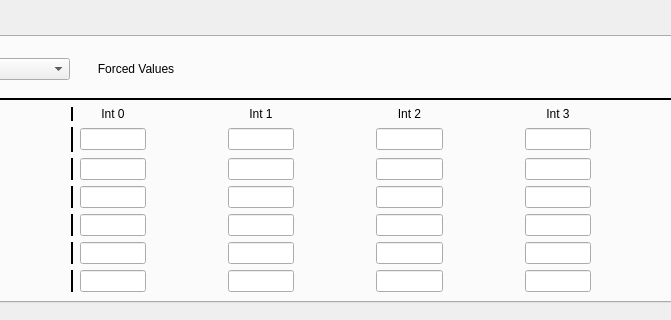
ad-build-test/pydm-mps, file mps_analog_processing.ui: the form before one commit; both pictures show x 234 to 905 and y 0 to 320 of the 1090 by 915 pixel window.
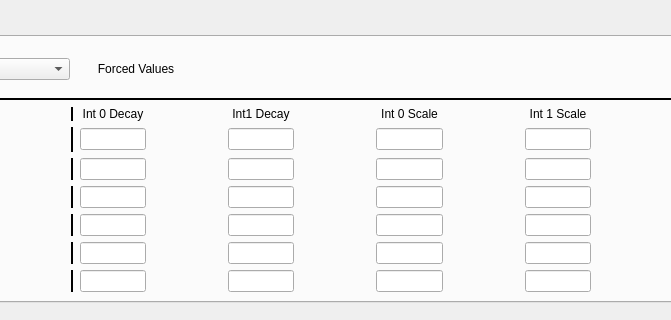
The form after the commit. Custom widgets are drawn as their Qt base class.

Diff of the .ui file:
```diff
--- a/mps_analog_processing.ui
+++ b/mps_analog_processing.ui
@@ -27,7 +27,7 @@
        <rect>
         <x>0</x>
         <y>0</y>
-        <width>1058</width>
+        <width>1068</width>
         <height>912</height>
        </rect>
       </property>
@@ -72,7 +72,7 @@
              <item row="0" column="4">
               <widget class="QLabel" name="label_7">
                <property name="text">
-                <string>Int 0</string>
+                <string>Int 0 Decay</string>
                </property>
                <property name="alignment">
                 <set>Qt::AlignCenter</set>
@@ -574,7 +574,7 @@
              <item row="0" column="10">
               <widget class="QLabel" name="label_10">
                <property name="text">
-                <string>Int 3</string>
+                <string>Int 1 Scale</string>
                </property>
                <property name="alignment">
                 <set>Qt::AlignCenter</set>
@@ -584,7 +584,7 @@
              <item row="0" column="8">
               <widget class="QLabel" name="label_9">
                <property name="text">
-                <string>Int 2</string>
+                <string>Int 0 Scale</string>
                </property>
                <property name="alignment">
                 <set>Qt::AlignCenter</set>
@@ -658,7 +658,7 @@
              <item row="0" column="6">
               <widget class="QLabel" name="label_8">
                <property name="text">
-                <string>Int 1</string>
+                <string>Int1 Decay</string>
                </property>
                <property name="alignment">
                 <set>Qt::AlignCenter</set>
```
Left out of the diff: 96 changed lines with no effect on the pictures.
